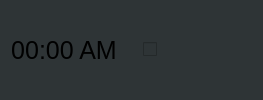
First picture: the form in Lab2/alarmlistitem.ui, repository JustTaya/uniProjects_secondYear, before the edit.
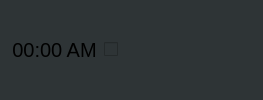
Second picture: the form after the edit. Icons and pictures are not drawn.

Diff of the .ui file:
```diff
--- a/Lab2/alarmlistitem.ui
+++ b/Lab2/alarmlistitem.ui
@@ -21,10 +21,12 @@
 
 QPushButton
 {
-min-width:30px;
-min-height:30px;
-border:30px;
-border-radius:30px;
+min-height:25px;
+min-width:25px;
+max-height:25px;
+max-width:25px;
+border: 30px;
+border-radius:15px;
 }
 
 QPushButton#deleteButton
@@ -37,6 +39,22 @@
 image: url(:/delete_clicked_icon.svg);
 }
 
+QPushButton#editButton
+{
+image: url(:/edit_icon.ai.svg);
+}
+
+QPushButton#editButton:pressed
+{
+image: url(:/edit_clicked_icon.ai.svg);
+}
+
+QChechBox
+{
+max-width:60px;
+min-width:60px;
+}
+
 QCheckBox::indicator:unchecked {
 image: url(:/switch_turn_off.svg);
 }
@@ -63,7 +81,7 @@
    <item>
     <widget class="QLabel" name="label">
      <property name="styleSheet">
-      <string notr="true">font-size:25px;</string>
+      <string notr="true">font-size:20px;</string>
      </property>
      <property name="text">
       <string>00:00 AM</string>
@@ -73,19 +91,6 @@
      </property>
     </widget>
    </item>
-   <item>
-    <spacer name="verticalSpacer">
-     <property name="orientation">
-      <enum>Qt::Vertical</enum>
-     </property>
-     <property name="sizeHint" stdset="0">
-      <size>
-       <width>20</width>
-       <height>40</height>
-      </size>
-     </property>
-    </spacer>
-   </item>
    <item>
     <widget class="QCheckBox" name="checkBox">
      <property name="text">
@@ -100,6 +105,13 @@
      </property>
     </widget>
    </item>
+   <item>
+    <widget class="QPushButton" name="editButton">
+     <property name="text">
+      <string/>
+     </property>
+    </widget>
+   </item>
   </layout>
  </widget>
  <resources/>
```
